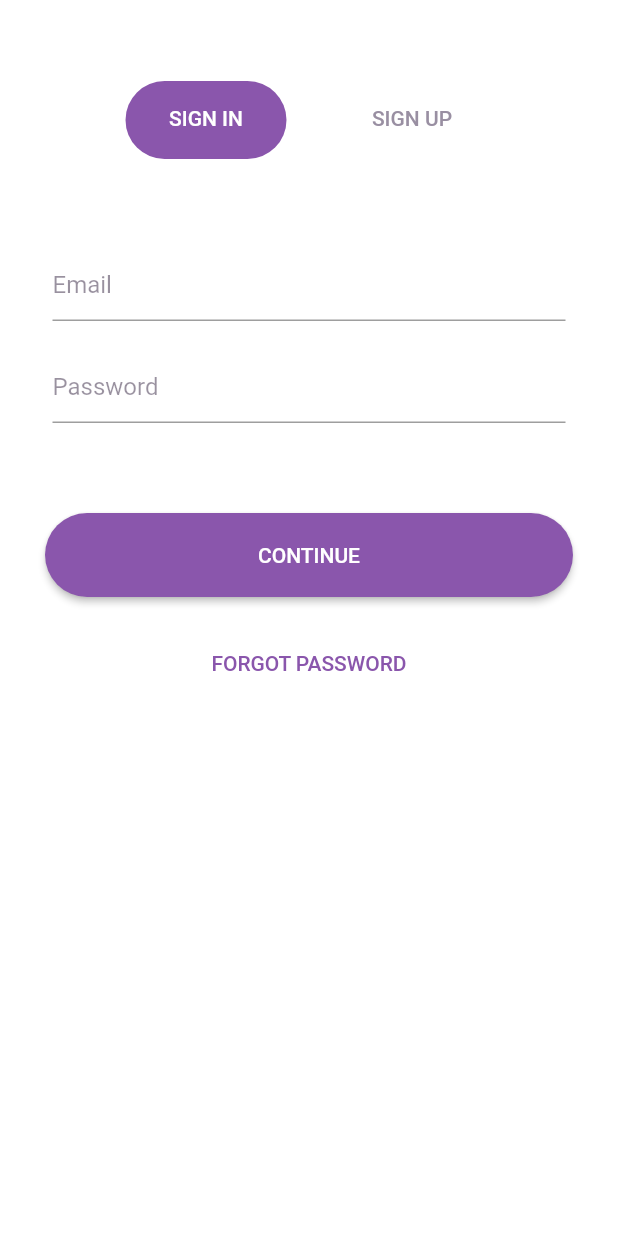
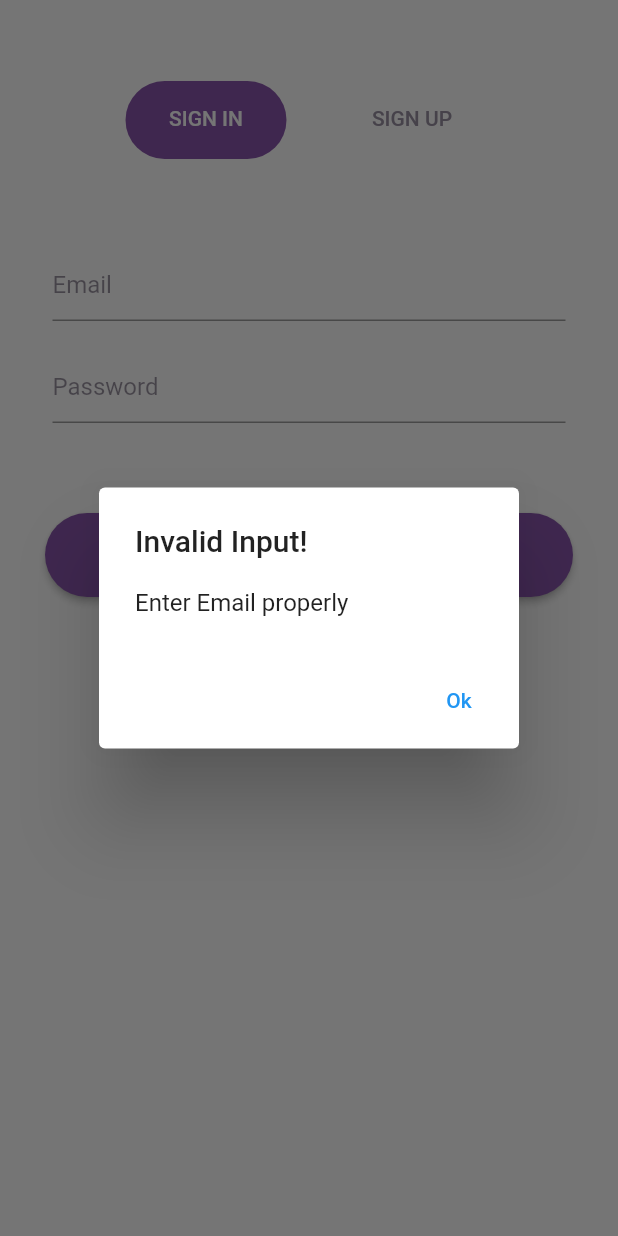
Before and after one commit to ParadoxPD/Spectra, a Flutter app: the EmailRoute screen opened directly, after a tap on "CONTINUE", on a phone screen of 412 x 824 dp. Run offline on Flutter 3.47's test engine with Material 2 defaults, Android fonts, the phone set to English and light mode, and no system bars; our stand-ins replace rxdart.

Commit message:
Added text controllers and Alert Dialog Box

```diff
--- a/app/lib/pages/LoginUI.dart
+++ b/app/lib/pages/LoginUI.dart
@@ -157,6 +157,8 @@ class SignIn extends StatefulWidget {
 class _SignIn extends State<SignIn> {
   final emailController = TextEditingController();
   final passController = TextEditingController();
+  final emailFocus = FocusNode();
+  final passFocus = FocusNode();
 
   @override
   Widget build(BuildContext context) {
@@ -166,16 +168,37 @@ class _SignIn extends State<SignIn> {
             padding: EdgeInsets.only(top: 50, bottom: 40, left: 25, right: 25),
             child: ListView(
               children: <Widget>[
-                customTextField(
-                    "Email", EdgeInsets.all(10), false, emailController),
+                customTextField("Email", EdgeInsets.all(10), false,
+                    emailController, emailFocus),
                 customTextField("Password", EdgeInsets.fromLTRB(10, 10, 10, 0),
-                    true, passController),
+                    true, passController, passFocus),
                 Container(
                   padding:
                       EdgeInsets.only(left: 5, right: 5, top: 60, bottom: 20),
                   child: ElevatedButton(
                     onPressed: () {
-                      // Respond to button press
+                      if (emailController.text == '') {
+                        showDialogBox(
+                            context,
+                            "Invalid Input!",
+                            "Enter Email properly",
+                            emailController,
+                            emailFocus);
+                      } else if (passController.text == '') {
+                        showDialogBox(
+                            context,
+                            "Invalid Input!",
+                            "Enter Password properly",
+                            passController,
+                            passFocus);
+                      } else {
+                        print(emailController.text);
+                        print(passController.text);
+                        Navigator.push(
+                          context,
+                          MaterialPageRoute(builder: (context) => Dashboard()),
+                        );
+                      }
                     },
                     style: ButtonStyle(
                         backgroundColor:
@@ -205,6 +228,33 @@ class _SignIn extends State<SignIn> {
   }
 }
 
+Future showDialogBox(
+    BuildContext context,
+    String errorTitle,
+    String errorMessage,
+    TextEditingController controller,
+    FocusNode textFocus) {
+  return showDialog(
+      context: context,
+      builder: (BuildContext context) {
+        return AlertDialog(
+          title: new Text(errorTitle),
+          content: new Text(errorMessage),
+          actions: <Widget>[
+            // usually buttons at the bottom of the dialog
+            new TextButton(
+              child: new Text("Ok"),
+              onPressed: () {
+                Navigator.of(context).pop();
+                controller.clear();
+                textFocus.requestFocus();
+              },
+            ),
+          ],
+        );
+      });
+}
+
 class SignUp extends StatefulWidget {
   const SignUp({Key key}) : super(key: key);
 
@@ -220,6 +270,14 @@ class _SignUp extends State<SignUp> {
   final typeController = TextEditingController();
   final distController = TextEditingController();
 
+  final emailFocus = FocusNode();
+  final passFocus = FocusNode();
+  final confPassFocus = FocusNode();
+  final stateFocus = FocusNode();
+  final nameFocus = FocusNode();
+  final typeFocus = FocusNode();
+  final distFocus = FocusNode();
+
   @override
   Widget build(BuildContext context) {
     return Container(
@@ -228,33 +286,91 @@ class _SignUp extends State<SignUp> {
             padding: EdgeInsets.only(top: 50, bottom: 40, left: 25, right: 25),
             child: ListView(
               children: <Widget>[
+                customTextField("Email", EdgeInsets.all(10), false,
+                    emailController, emailFocus),
+                customTextField("Full Name", EdgeInsets.fromLTRB(10, 10, 10, 0),
+                    false, passController, nameFocus),
+                customTextField("State", EdgeInsets.fromLTRB(10, 40, 10, 0),
+                    false, stateController, stateFocus),
+                customTextField("District", EdgeInsets.fromLTRB(10, 0, 10, 0),
+                    false, distController, distFocus),
                 customTextField(
-                    "Email", EdgeInsets.all(10), false, emailController),
-                customTextField("Full Name", EdgeInsets.fromLTRB(10, 10, 10, 0),
-                    false, passController),
-                customTextField("State", EdgeInsets.fromLTRB(10, 40, 10, 0),
-                    false, stateController),
-                customTextField("District", EdgeInsets.fromLTRB(10, 0, 10, 0),
-                    false, distController),
-                customTextField("Farmer/Scientist",
-                    EdgeInsets.fromLTRB(10, 0, 10, 0), false, typeController),
+                    "Farmer/Scientist",
+                    EdgeInsets.fromLTRB(10, 0, 10, 0),
+                    false,
+                    typeController,
+                    typeFocus),
                 customTextField("Password", EdgeInsets.fromLTRB(10, 0, 10, 0),
-                    true, passController),
+                    true, passController, passFocus),
                 customTextField(
                     "Confirm Password",
                     EdgeInsets.fromLTRB(10, 0, 10, 0),
                     true,
-                    confPassController),
+                    confPassController,
+                    confPassFocus),
                 Container(
                   padding:
                       EdgeInsets.only(left: 5, right: 5, top: 60, bottom: 20),
                   child: ElevatedButton(
                     onPressed: () {
-                      print(emailController.text);
-                      Navigator.push(
-                        context,
-                        MaterialPageRoute(builder: (context) => Dashboard()),
-                      );
+                      if (emailController.text == '') {
+                        showDialogBox(
+                            context,
+                            "Invalid Input!",
+                            "Enter Email properly",
+                            emailController,
+                            emailFocus);
+                      } else if (passController.text == '') {
+                        showDialogBox(
+                            context,
+                            "Invalid Input!",
+                            "Enter Password properly",
+                            passController,
+                            passFocus);
+                      } else if (nameController.text == '') {
+                        showDialogBox(context, "Invalid Input!",
+                            "Enter Name properly", nameController, nameFocus);
+                      } else if (confPassController.text == '') {
+                        showDialogBox(
+                            context,
+                            "Invalid Input!",
+                            "Enter Confirm Password properly",
+                            confPassController,
+                            confPassFocus);
+                      } else if (stateController.text == '') {
+                        showDialogBox(
+                            context,
+                            "Invalid Input!",
+                            "Enter State properly",
+                            stateController,
+                            stateFocus);
+                      } else if (distController.text == '') {
+                        showDialogBox(
+                            context,
+                            "Invalid Input!",
+                            "Enter District properly",
+                            distController,
+                            distFocus);
+                      } else if (typeController.text == '') {
+                        showDialogBox(
+                            context,
+                            "Invalid Input!",
+                            "Enter Farmer or Scientist",
+                            typeController,
+                            typeFocus);
+                      } else {
+                        print(emailController.text);
+                        print(passController.text);
+                        print(nameController.text);
+                        print(confPassController.text);
+                        print(stateController.text);
+                        print(distController.text);
+                        print(typeController.text);
+                        Navigator.push(
+                          context,
+                          MaterialPageRoute(builder: (context) => Dashboard()),
+                        );
+                      }
                     },
                     style: ButtonStyle(
                         backgroundColor:
@@ -275,10 +391,11 @@ class _SignUp extends State<SignUp> {
 }
 
 Widget customTextField(String hintText, EdgeInsets padd, bool obscureText,
-    TextEditingController controller) {
+    TextEditingController controller, FocusNode focus) {
   return Container(
     padding: padd,
     child: TextField(
+      focusNode: focus,
       controller: controller,
       obscureText: obscureText,
       decoration: InputDecoration(
```
